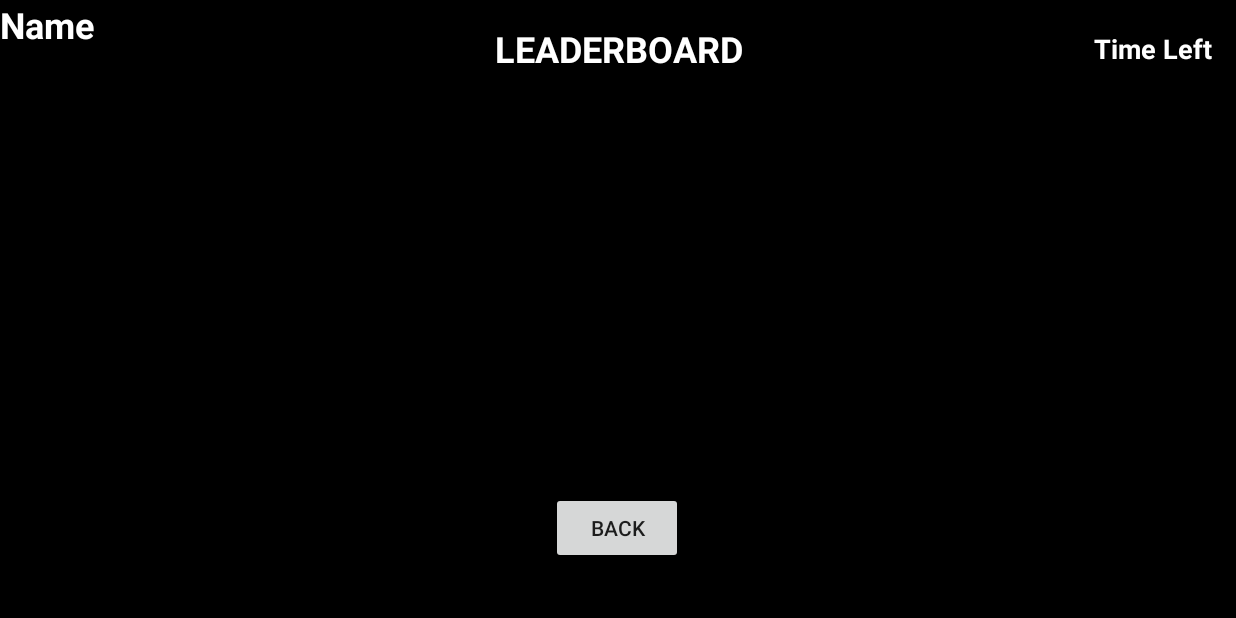
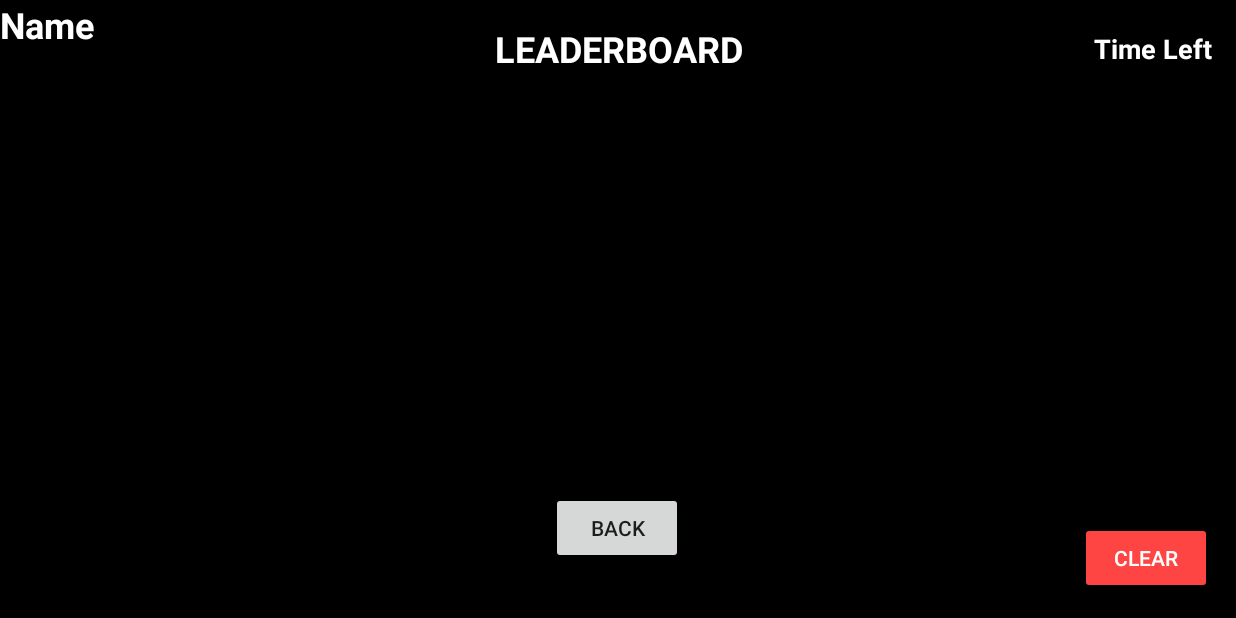
Before and after one commit to 19-KaiYang/MGD-Assignment1, an Android app: the Leaderboard screen opened directly, with no data from a screen before it, on a phone screen of 824 x 412 dp (held sideways). Run offline under Robolectric (Android 15) with nearby library versions, the phone set to English and light mode, and no system bars.

Commit message:
Added clear button for leaderboard

```diff
--- a/DX1221_Practical/app/src/main/java/com/example/dx1221_week3/main/dx1221_week3/Leaderboard.java
+++ b/DX1221_Practical/app/src/main/java/com/example/dx1221_week3/main/dx1221_week3/Leaderboard.java
@@ -21,6 +21,9 @@ public class Leaderboard extends Activity implements View.OnClickListener {
     private static final String LEADERBOARD_KEY = "Leaderboard";
 
     private Button backButton;
+
+    private Button clearButton;
+
     private LinearLayout leaderboardEntriesContainer;
 
     @Override
@@ -31,6 +34,9 @@ public class Leaderboard extends Activity implements View.OnClickListener {
 
         backButton = findViewById(R.id.back_btn);
         backButton.setOnClickListener(this);
+
+        clearButton = findViewById(R.id.clear_btn);
+        clearButton.setOnClickListener(this);
 
         // Initialize leaderboard container
         leaderboardEntriesContainer = findViewById(R.id.leaderboardEntriesContainer);
@@ -45,7 +51,7 @@ public class Leaderboard extends Activity implements View.OnClickListener {
             savePlayerData(playerName, timeLeft);
         }
 
-        // Load and display
+        // Load then display
         loadLeaderboardData();
     }
 
@@ -57,6 +63,8 @@ public class Leaderboard extends Activity implements View.OnClickListener {
             intent.addFlags(Intent.FLAG_ACTIVITY_CLEAR_TOP | Intent.FLAG_ACTIVITY_NEW_TASK);
             startActivity(intent);
             finish();
+        } else if (v == clearButton) {
+            clearLeaderboard();
         }
     }
 
@@ -64,7 +72,7 @@ public class Leaderboard extends Activity implements View.OnClickListener {
         SharedPreferences prefs = getSharedPreferences(PREFERENCES_NAME, Context.MODE_PRIVATE);
         String leaderboardData = prefs.getString(LEADERBOARD_KEY, "");
 
-        // Append the new player's data in the format: "PlayerName|TimeLeft;"
+
         String newEntry = playerName + "|" + timeLeft + ";";
         leaderboardData += newEntry;
 
@@ -146,6 +154,14 @@ public class Leaderboard extends Activity implements View.OnClickListener {
         leaderboardEntriesContainer.addView(entryLayout);
     }
 
+    private void clearLeaderboard() {
+        SharedPreferences prefs = getSharedPreferences(PREFERENCES_NAME, Context.MODE_PRIVATE);
+        prefs.edit().remove(LEADERBOARD_KEY).apply();
+
+        leaderboardEntriesContainer.removeAllViews();
+
+    }
+
 
     private static class LeaderboardEntry {
         String playerName;
@@ -156,4 +172,6 @@ public class Leaderboard extends Activity implements View.OnClickListener {
             this.timeLeft = timeLeft;
         }
     }
+
+
 }
--- a/DX1221_Practical/app/src/main/res/layout/leaderboard.xml
+++ b/DX1221_Practical/app/src/main/res/layout/leaderboard.xml
@@ -18,6 +18,20 @@
         app:layout_constraintEnd_toEndOf="parent"
         app:layout_constraintHorizontal_bias="0.499"
         app:layout_constraintStart_toStartOf="parent" />
+
+    <Button
+        android:id="@+id/clear_btn"
+        android:layout_width="wrap_content"
+        android:layout_height="wrap_content"
+        android:text="Clear"
+        android:backgroundTint="@android:color/holo_red_light"
+        android:textColor="@android:color/white"
+        android:layout_margin="16dp"
+
+        app:layout_constraintBottom_toBottomOf="parent"
+        app:layout_constraintEnd_toEndOf="parent"
+        />
+
 
     <TextView
         android:id="@+id/leaderboardTitle"
@@ -42,10 +56,10 @@
         android:padding="16dp"
         app:layout_constraintBottom_toBottomOf="parent"
         app:layout_constraintEnd_toEndOf="parent"
-        app:layout_constraintHorizontal_bias="0.0"
+        app:layout_constraintHorizontal_bias="1.0"
         app:layout_constraintStart_toStartOf="parent"
         app:layout_constraintTop_toBottomOf="@id/leaderboardTitle"
-        app:layout_constraintVertical_bias="1.0">
+        app:layout_constraintVertical_bias="0.0">
 
 
         <LinearLayout
```
